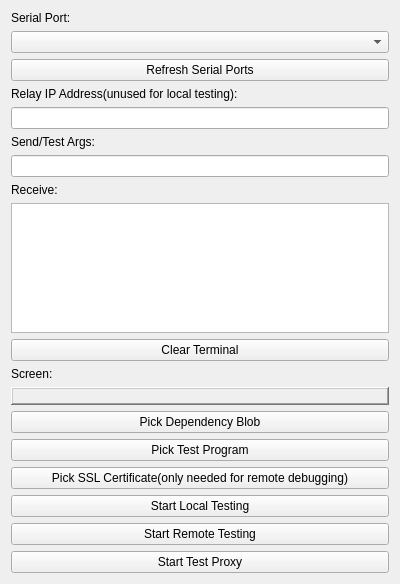
This is localTester/LocalTester/mainwindow.ui in meepingsnesroms/Mu as Qt 5 draws it before an edit. The edited form follows.
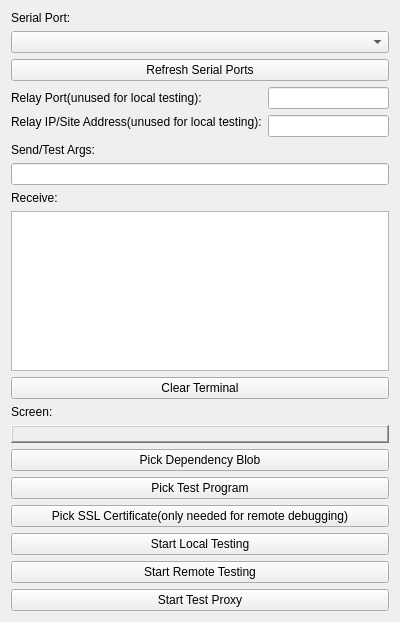
This is the edited form.

Commit message: Start adding WIFI serial port, cleanups

```diff
--- a/localTester/LocalTester/mainwindow.ui
+++ b/localTester/LocalTester/mainwindow.ui
@@ -7,7 +7,7 @@
     <x>0</x>
     <y>0</y>
     <width>400</width>
-    <height>584</height>
+    <height>622</height>
    </rect>
   </property>
   <property name="windowTitle">
@@ -33,6 +33,18 @@
      </widget>
     </item>
     <item>
+     <layout class="QFormLayout" name="networkSettings">
+      <item row="1" column="0">
+       <widget class="QLabel" name="label_6">
+        <property name="text">
+         <string>Relay Port(unused for local testing):</string>
+        </property>
+       </widget>
+      </item>
+      <item row="1" column="1">
+       <widget class="QLineEdit" name="relayPort"/>
+      </item>
+      <item row="2" column="0">
      <widget class="QLabel" name="label">
       <property name="sizePolicy">
        <sizepolicy hsizetype="Preferred" vsizetype="Fixed">
@@ -41,12 +53,14 @@
        </sizepolicy>
       </property>
       <property name="text">
-       <string>Relay IP Address(unused for local testing):</string>
+         <string>Relay IP/Site Address(unused for local testing):</string>
       </property>
      </widget>
     </item>
-    <item>
+      <item row="2" column="1">
      <widget class="QLineEdit" name="relayIp"/>
+      </item>
+     </layout>
     </item>
     <item>
      <widget class="QLabel" name="label_3">
```
Lines whose indentation alone changed are shown as unchanged. The commit also changes 8 other files.
